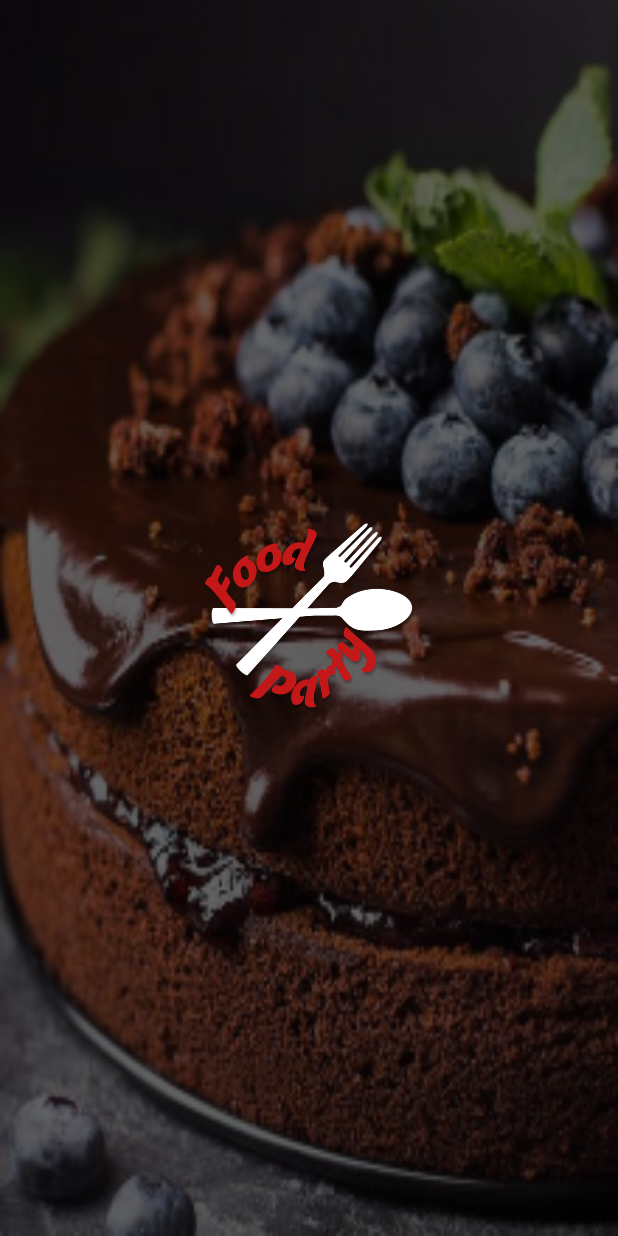
After one commit to eduaupin/apicomidadh, an Android app: the layout activity_splash.xml on its own in the app's theme, with its tools: preview values and no code run, on a phone screen of 412 x 824 dp. The commit adds this screen. Run offline under Robolectric (Android 15) with nearby library versions, the phone set to English and light mode, and no system bars.

Commit message:
Splash e ligações

```diff
--- a/app/src/main/java/com/example/login/LoginActivity.java
+++ b/app/src/main/java/com/example/login/LoginActivity.java
@@ -46,7 +46,7 @@ public class LoginActivity extends AppCompatActivity {
         //Add efeito na imagem de background
         ImageView bgRegister = (ImageView) findViewById(R.id.image_register_background);
         Bitmap bitmap = ((BitmapDrawable) bgRegister.getDrawable()).getBitmap();
-        bgRegister.setImageBitmap(new BlurUtil().blur(LoginActivity.this, bitmap, 10.5f));
+        bgRegister.setImageBitmap(new BlurUtil().blur(LoginActivity.this, bitmap, 5.0f));
 
         initViews();
 
@@ -109,10 +109,8 @@ public class LoginActivity extends AppCompatActivity {
             inputSenha.setErrorEnabled(false);
         }else{
 
-
             inputEmail.setErrorEnabled(false);
             inputSenha.setErrorEnabled(false);
-
 
             //Incluir fluxo seguinte... próximas sprints
             startActivity(new Intent(LoginActivity.this, MainActivity.class));
--- a/app/src/main/java/com/example/login/RegisterActivity.java
+++ b/app/src/main/java/com/example/login/RegisterActivity.java
@@ -40,7 +40,8 @@ public class RegisterActivity extends AppCompatActivity {
         //Add blur effect to background image
         ImageView bgRegister = (ImageView) findViewById(R.id.image_register_background);
         Bitmap bitmap = ((BitmapDrawable) bgRegister.getDrawable()).getBitmap();
-        bgRegister.setImageBitmap(new BlurUtil().blur(RegisterActivity.this, bitmap, 10.5f));
+        bgRegister.setImageBitmap(new BlurUtil().blur(RegisterActivity.this, bitmap, 5.0f));
+
         btnRegister.setOnClickListener(new View.OnClickListener() {
             @Override
             public void onClick(View view) {
--- /dev/null
+++ b/app/src/main/res/layout/activity_splash.xml
@@ -0,0 +1,35 @@
+<?xml version="1.0" encoding="utf-8"?>
+<android.support.constraint.ConstraintLayout xmlns:android="http://schemas.android.com/apk/res/android"
+    xmlns:app="http://schemas.android.com/apk/res-auto"
+    xmlns:tools="http://schemas.android.com/tools"
+    android:layout_width="match_parent"
+    android:layout_height="match_parent"
+    tools:context=".SplashActivity">
+
+    <ImageView
+        android:id="@+id/image_splash_background"
+        android:layout_width="match_parent"
+        android:layout_height="match_parent"
+        android:adjustViewBounds="true"
+        android:scaleType="fitXY"
+        app:srcCompat="@drawable/loginbg"
+        android:contentDescription="@string/alt_bg_register"
+        android:tint="@color/corBackgroundLogin"
+        app:layout_constraintBottom_toBottomOf="parent"
+        app:layout_constraintEnd_toEndOf="parent"
+        app:layout_constraintStart_toStartOf="parent"
+        app:layout_constraintTop_toTopOf="parent" />
+
+    <ImageView
+        android:id="@+id/image_splash_logo"
+        android:layout_width="wrap_content"
+        android:layout_height="wrap_content"
+        android:contentDescription="@string/alt_logo"
+        android:scaleType="centerInside"
+        android:src="@drawable/foodparty"
+        app:layout_constraintBottom_toBottomOf="parent"
+        app:layout_constraintEnd_toEndOf="parent"
+        app:layout_constraintStart_toStartOf="parent"
+        app:layout_constraintTop_toTopOf="parent" />
+
+</android.support.constraint.ConstraintLayout>
```
Also changed, not shown: app/src/main/AndroidManifest.xml (+4 -7 lines), app/src/main/java/com/example/login/SplashActivity.java (added, +55 -0 lines).
